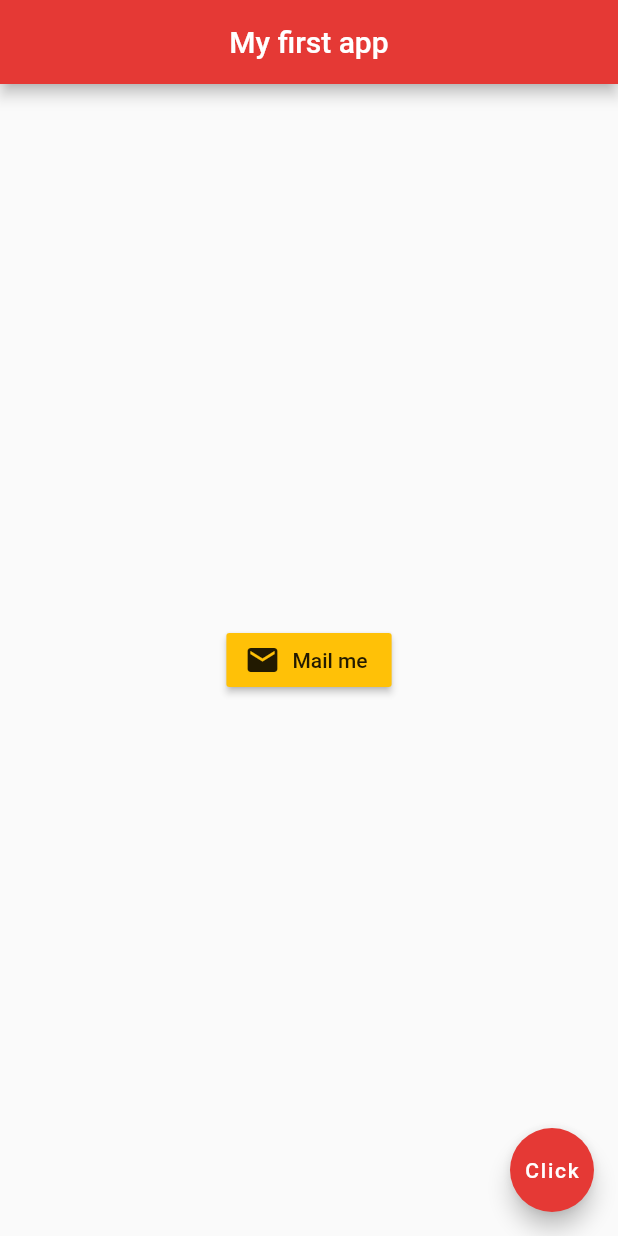
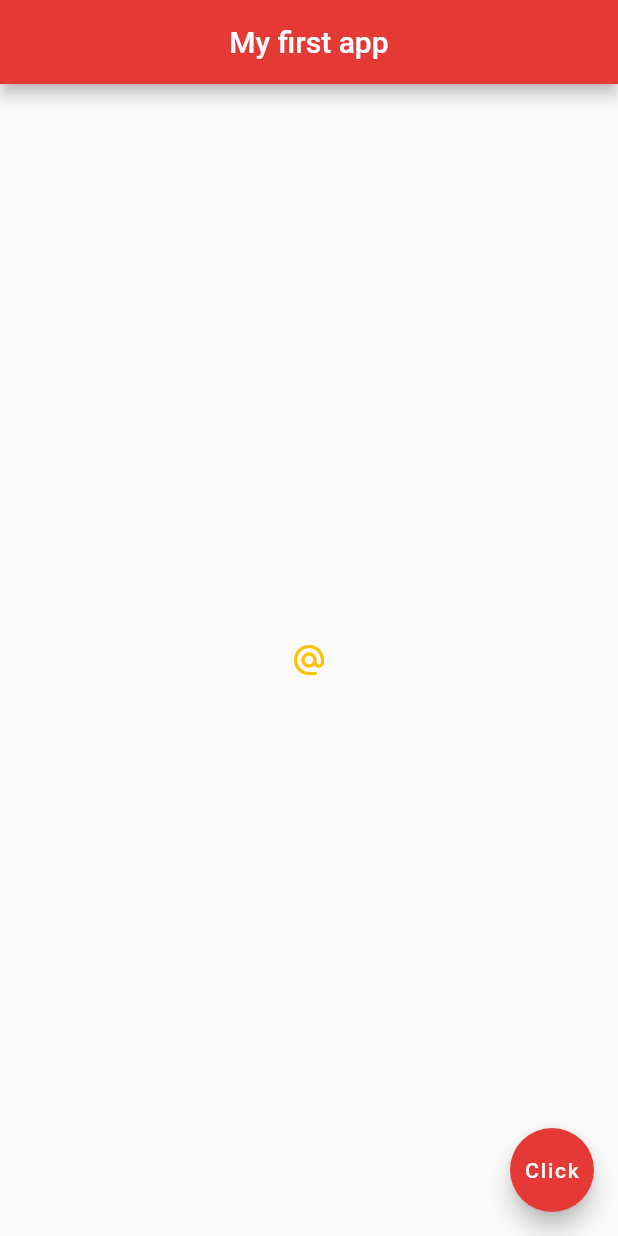
Before and after one commit to phyzikhs/flutter, a Flutter app: the screen it shows after launch, on a phone screen of 412 x 824 dp. Run offline on Flutter 3.47's test engine with Material 2 defaults, Android fonts, the phone set to English and light mode, and no system bars.

Commit message:
icon button

```diff
--- a/lib/main.dart
+++ b/lib/main.dart
@@ -15,12 +15,11 @@ class Home extends StatelessWidget {
         backgroundColor: Colors.red[600],
       ),
       body: Center(
-        child: RaisedButton.icon(
-          onPressed: (){},
-          icon: Icon(
-            Icons.mail
-          ),
-          label: Text('Mail me'),
+        child: IconButton(
+          onPressed: (){
+            print('you clicked the @ icon');
+          },
+          icon: Icon(Icons.alternate_email),
           color: Colors.amber,
         ),
       ),
```
